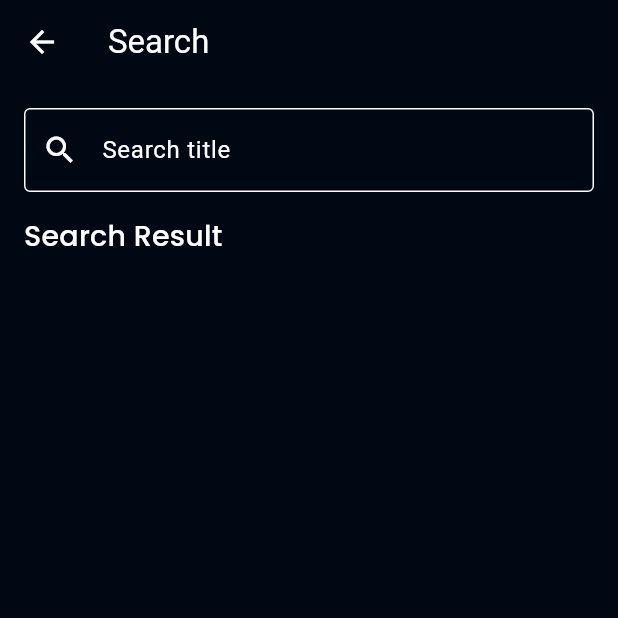
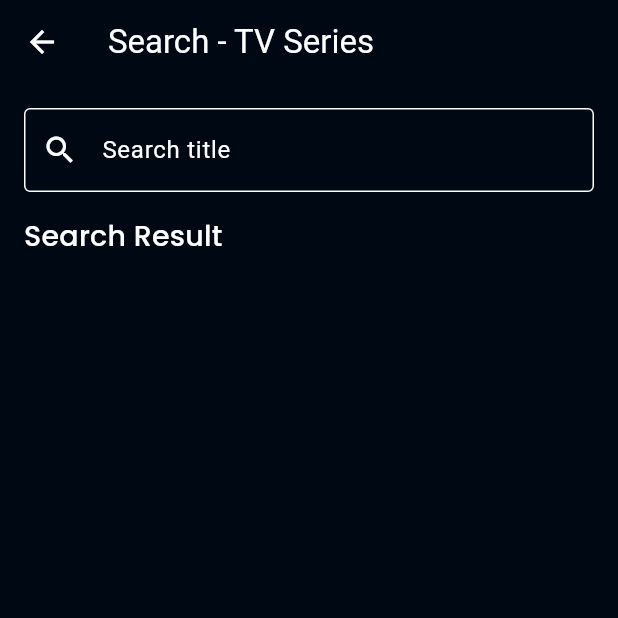
Before and after one commit to AgungKusumma/movie-app-dicoding, a Flutter app: the SearchTvSeriesPage screen opened by its route, on a phone screen of 412 x 824 dp, the top half of it. Run offline on Flutter 3.47's test engine with Material 3 defaults, Android fonts, the phone set to English and light mode, and no system bars; our stand-ins replace cached_network_image, dartz, equatable, flutter_rating_bar, get_it, google_fonts and 1 more; accounts and stored records are empty; network calls fail.

Commit message:
feat(search): Update search page titles to distinguish between Movies and TV Series

```diff
--- a/lib/presentation/pages/movie/search_page.dart
+++ b/lib/presentation/pages/movie/search_page.dart
@@ -12,7 +12,7 @@ class SearchPage extends StatelessWidget {
   Widget build(BuildContext context) {
     return Scaffold(
       appBar: AppBar(
-        title: Text('Search'),
+        title: Text('Search - Movies'),
       ),
       body: Padding(
         padding: const EdgeInsets.all(16.0),
--- a/lib/presentation/pages/tv/search_tv_series_page.dart
+++ b/lib/presentation/pages/tv/search_tv_series_page.dart
@@ -12,7 +12,7 @@ class SearchTvSeriesPage extends StatelessWidget {
   Widget build(BuildContext context) {
     return Scaffold(
       appBar: AppBar(
-        title: Text('Search'),
+        title: Text('Search - TV Series'),
       ),
       body: Padding(
         padding: const EdgeInsets.all(16.0),
```
